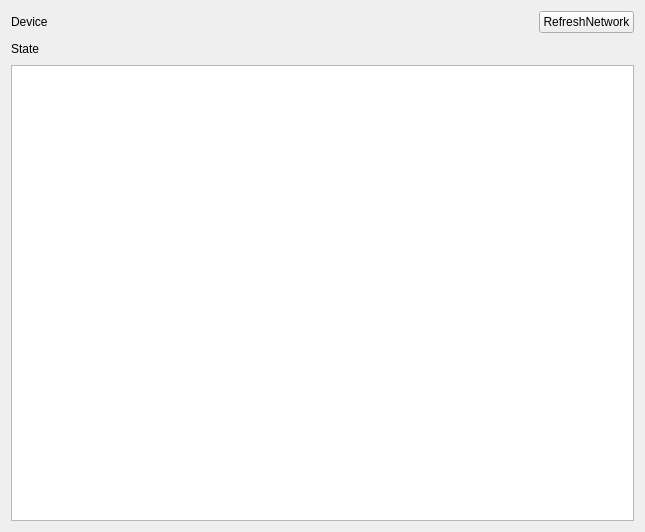
Qt form example/network-window.ui (openeuler-mirror/kiran-desktop) before a commit.
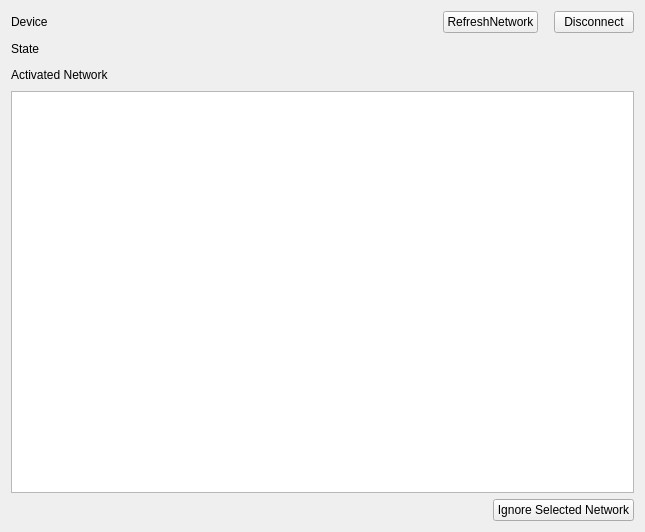
The same form after that commit.

Commit message:
feat(Wireless): supports forgetting the specified network configuration, detech activated wireless network changes,  disconnects  active network
- 新增接口支持遗忘指定的网络配置，激活的无线网络改变信号，断开设备下的激活网络

```diff
--- a/example/network-window.ui
+++ b/example/network-window.ui
@@ -43,6 +43,29 @@
        </property>
       </widget>
      </item>
+     <item>
+      <spacer name="horizontalSpacer_5">
+       <property name="orientation">
+        <enum>Qt::Horizontal</enum>
+       </property>
+       <property name="sizeType">
+        <enum>QSizePolicy::Fixed</enum>
+       </property>
+       <property name="sizeHint" stdset="0">
+        <size>
+         <width>10</width>
+         <height>20</height>
+        </size>
+       </property>
+      </spacer>
+     </item>
+     <item>
+      <widget class="QPushButton" name="btn_disconnect">
+       <property name="text">
+        <string>Disconnect</string>
+       </property>
+      </widget>
+     </item>
     </layout>
    </item>
    <item>
@@ -76,9 +99,70 @@
      </item>
     </layout>
    </item>
+   <item>
+    <layout class="QHBoxLayout" name="horizontalLayout_4">
+     <property name="bottomMargin">
+      <number>0</number>
+     </property>
+     <item>
+      <widget class="QLabel" name="label_3">
+       <property name="text">
+        <string>Activated Network</string>
+       </property>
+      </widget>
+     </item>
+     <item>
+      <spacer name="horizontalSpacer_4">
+       <property name="orientation">
+        <enum>Qt::Horizontal</enum>
+       </property>
+       <property name="sizeHint" stdset="0">
+        <size>
+         <width>40</width>
+         <height>20</height>
+        </size>
+       </property>
+      </spacer>
+     </item>
+     <item>
+      <widget class="QLabel" name="label_activatedNetwork">
+       <property name="text">
+        <string/>
+       </property>
+      </widget>
+     </item>
+    </layout>
+   </item>
    <item>
     <widget class="QListWidget" name="list_network"/>
    </item>
+   <item>
+    <layout class="QHBoxLayout" name="horizontalLayout_3">
+     <property name="bottomMargin">
+      <number>0</number>
+     </property>
+     <item>
+      <spacer name="horizontalSpacer_3">
+       <property name="orientation">
+        <enum>Qt::Horizontal</enum>
+       </property>
+       <property name="sizeHint" stdset="0">
+        <size>
+         <width>40</width>
+         <height>20</height>
+        </size>
+       </property>
+      </spacer>
+     </item>
+     <item>
+      <widget class="QPushButton" name="btn_ignore">
+       <property name="text">
+        <string>Ignore Selected Network</string>
+       </property>
+      </widget>
+     </item>
+    </layout>
+   </item>
   </layout>
  </widget>
  <resources/>
```
The commit also changes 6 other files.
